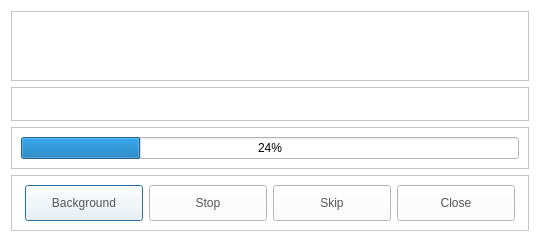
Above: CaX/dialog/progressdialog.ui from fsest4u/CaX_03 before the change. Below: the same form after it.
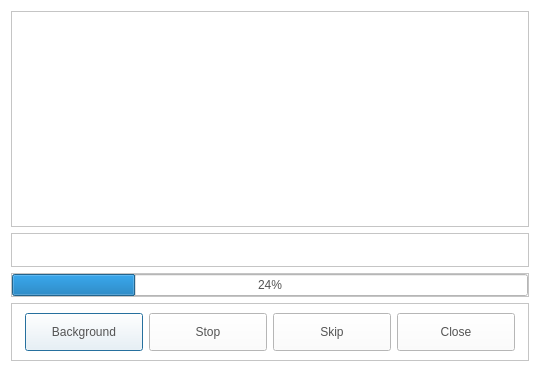
That is the form after the change. Icons and pictures are not drawn.

Commit message: [v1.7 20220225 / no94] coverting audio format 할 때 진행 창의 상단 정보가 좁아서 잘 안보이는 현상 수정 (최소높이 조정)

What changed in the file:
```diff
--- a/CaX/dialog/progressdialog.ui
+++ b/CaX/dialog/progressdialog.ui
@@ -7,7 +7,7 @@
     <x>0</x>
     <y>0</y>
     <width>540</width>
-    <height>242</height>
+    <height>372</height>
    </rect>
   </property>
   <property name="windowTitle">
@@ -24,6 +24,11 @@
 	color: rgb(84, 84, 84);
 	font: 14pt &quot;Segoe UI&quot;;
 }
+QProgressBar
+{
+	color: rgb(84, 84, 84);
+	font: 14pt &quot;Segoe UI&quot;;
+}
 QWidget
 {
 	background-color: rgb(255, 255, 255);
@@ -182,14 +187,14 @@
       <item>
        <widget class="QLabel" name="labelCurTime">
         <property name="text">
-         <string> </string>
+         <string/>
         </property>
        </widget>
       </item>
       <item>
        <widget class="QLabel" name="labelTotTime">
         <property name="text">
-         <string> </string>
+         <string/>
         </property>
         <property name="alignment">
          <set>Qt::AlignRight|Qt::AlignTrailing|Qt::AlignVCenter</set>
@@ -201,6 +206,12 @@
    </item>
    <item row="0" column="0">
     <widget class="QScrollArea" name="scrollArea">
+     <property name="minimumSize">
+      <size>
+       <width>0</width>
+       <height>200</height>
+      </size>
+     </property>
      <property name="widgetResizable">
       <bool>true</bool>
      </property>
@@ -210,14 +221,20 @@
         <x>0</x>
         <y>0</y>
         <width>520</width>
-        <height>68</height>
+        <height>202</height>
        </rect>
       </property>
       <layout class="QGridLayout" name="gridLayout_4">
        <item row="0" column="0">
         <widget class="QLabel" name="labelContent">
+         <property name="minimumSize">
+          <size>
+           <width>0</width>
+           <height>0</height>
+          </size>
+         </property>
          <property name="text">
-          <string> </string>
+          <string/>
          </property>
         </widget>
        </item>
@@ -234,6 +251,18 @@
       <enum>QFrame::Raised</enum>
      </property>
      <layout class="QGridLayout" name="gridLayout_3">
+      <property name="leftMargin">
+       <number>0</number>
+      </property>
+      <property name="topMargin">
+       <number>0</number>
+      </property>
+      <property name="rightMargin">
+       <number>0</number>
+      </property>
+      <property name="bottomMargin">
+       <number>0</number>
+      </property>
       <item row="1" column="0">
        <widget class="QProgressBar" name="progressBar">
         <property name="value">
```
